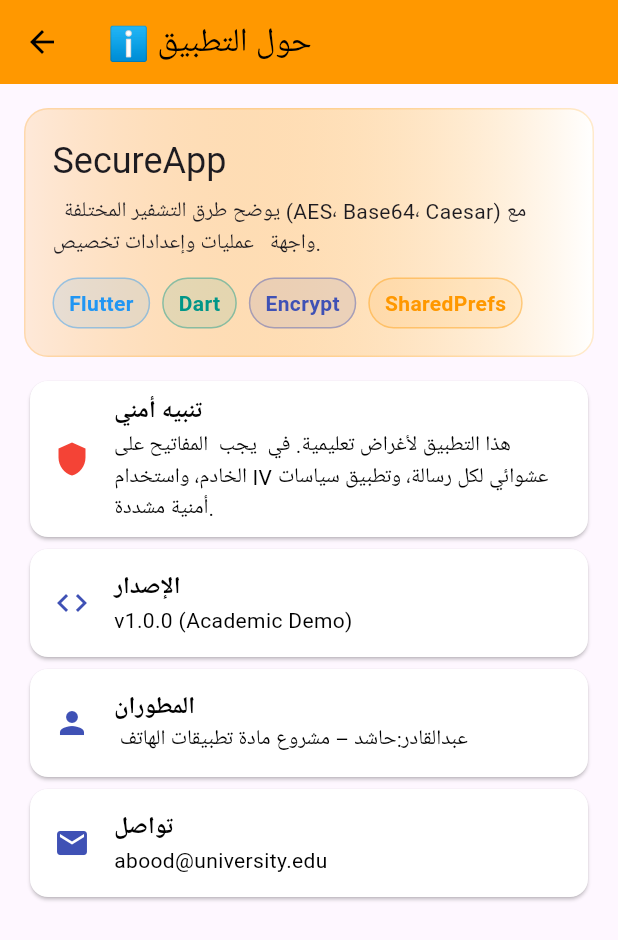
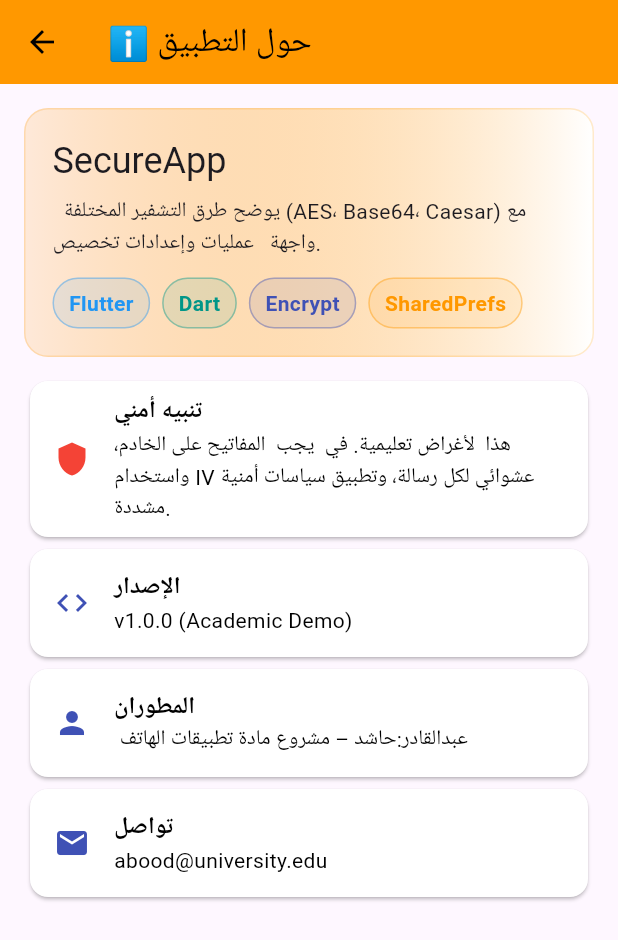
Before and after one commit to hashedalmaswi/my-project, a Flutter app: the AboutPage screen opened directly, on a phone screen of 412 x 824 dp. Shown: the top 940 px of the screen. Run offline on Flutter 3.47's test engine with Material 3 defaults, Android fonts, the phone set to English and light mode, and no system bars; our stand-ins replace shared_preferences; missing offline and left inert: encrypt; accounts and stored records are empty.

```diff
--- a/lib/about_page.dart
+++ b/lib/about_page.dart
@@ -69,7 +69,7 @@ class AboutPage extends StatelessWidget {
           ),
           const SizedBox(height: 12),
           _tile(Icons.shield, 'تنبيه أمني',
-              'هذا التطبيق لأغراض تعليمية. في  يجب  المفاتيح على الخادم، واستخدام IV عشوائي لكل رسالة، وتطبيق سياسات أمنية مشددة.',
+              'هذا  لأغراض تعليمية. في  يجب  المفاتيح على الخادم، واستخدام IV عشوائي لكل رسالة، وتطبيق سياسات أمنية مشددة.',
               color: Colors.red),
           _tile(Icons.code, 'الإصدار', 'v1.0.0 (Academic Demo)'),
           _tile(Icons.person, 'المطوران', ' عبدالقادر:حاشد – مشروع مادة تطبيقات الهاتف'),
```
